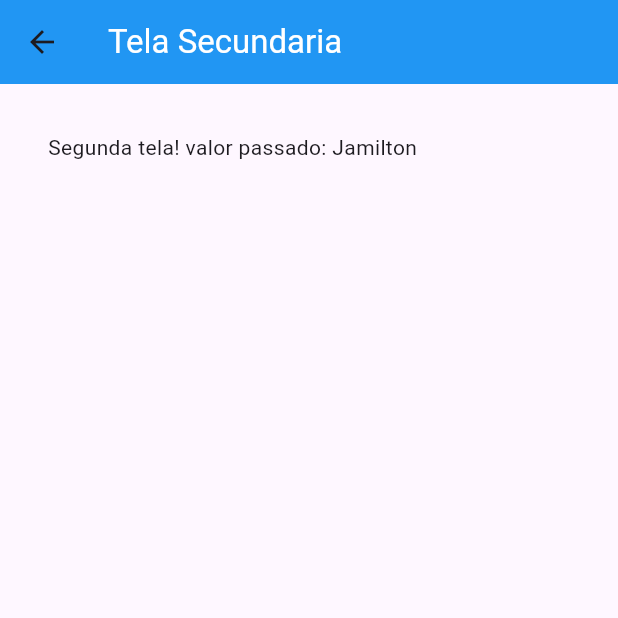
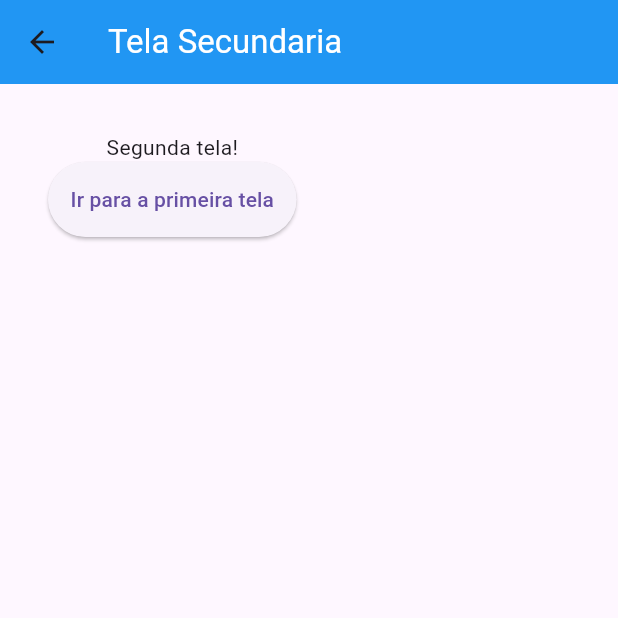
Before and after one commit to BRADDTELES/Formacao-Flutter, a Flutter app: the screen it shows after launch, after a tap on "Ir para a segunda tela", on a phone screen of 412 x 824 dp, the top half of it. Run offline on Flutter 3.47's test engine with Material 3 defaults, Android fonts, the light colour scheme and no system bars.

Commit message:
Nomeando rotas

```diff
--- a/navecacao/lib/TelaSecundaria.dart
+++ b/navecacao/lib/TelaSecundaria.dart
@@ -2,9 +2,7 @@ import 'package:flutter/material.dart';
 
 class TelaSecundaria extends StatefulWidget {
 
-  String valor;
-
-  TelaSecundaria(this.valor,{super.key});
+  const TelaSecundaria({super.key});
 
   @override
   State<TelaSecundaria> createState() => _TelaSecundariaState();
@@ -25,7 +23,14 @@ class _TelaSecundariaState extends State<TelaSecundaria> {
         padding: EdgeInsets.all(32),
         child: Column(
           children: [
-            Text('Segunda tela! valor passado: ${this.widget.valor}'),
+            Text('Segunda tela!'),
+            ElevatedButton(
+              child: Text("Ir para a primeira tela"),
+              style: ElevatedButton.styleFrom(padding: EdgeInsets.all(15)),
+              onPressed: (){
+                Navigator.pushNamed(context, "/");
+              },
+            ),
           ],
         ),
       ),
--- a/navecacao/lib/main.dart
+++ b/navecacao/lib/main.dart
@@ -4,7 +4,11 @@ import 'package:navecacao/TelaSecundaria.dart';
 void main(){
   runApp(
       MaterialApp(
-        home: TelaPrincipal(),
+        initialRoute: "/",
+        routes: {
+          "/secundaria" : (context) => TelaSecundaria(),
+        },
+        home: const TelaPrincipal(),
       )
   );
 }
@@ -21,7 +25,7 @@ class _TelaPrincipalState extends State<TelaPrincipal> {
   Widget build(BuildContext context) {
     return Scaffold(
       appBar: AppBar(
-        title: Text('Tela Principal', style: TextStyle(color: Colors.white),),
+        title: const Text('Tela Principal', style: TextStyle(color: Colors.white),),
         backgroundColor: Colors.orange,
       ),
       body: Container(
@@ -33,12 +37,7 @@ class _TelaPrincipalState extends State<TelaPrincipal> {
               child: Text("Ir para a segunda tela"),
               style: ElevatedButton.styleFrom(padding: EdgeInsets.all(15)),
               onPressed: (){
-                Navigator.push(
-                    context,
-                    MaterialPageRoute(
-                        builder: (context) => TelaSecundaria("Jamilton"),
-                    )
-                );
+                Navigator.pushNamed(context, "/secundaria");
               },
             ),
 
```
